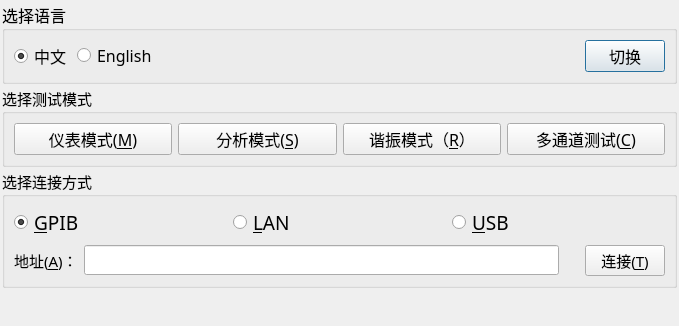
Qt form common/frmSelectConnection.ui (caicaiking/WKEFactoryView2014) before a commit.
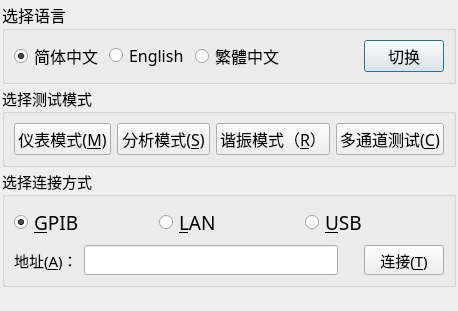
The same form after that commit. Icons and pictures are not drawn.

```diff
--- a/common/frmSelectConnection.ui
+++ b/common/frmSelectConnection.ui
@@ -6,8 +6,8 @@
    <rect>
     <x>0</x>
     <y>0</y>
-    <width>679</width>
-    <height>326</height>
+    <width>458</width>
+    <height>260</height>
    </rect>
   </property>
   <property name="font">
@@ -63,7 +63,7 @@
          </font>
         </property>
         <property name="text">
-         <string>中文</string>
+         <string>简体中文</string>
         </property>
         <property name="checked">
          <bool>true</bool>
@@ -83,6 +83,22 @@
         </property>
        </widget>
       </item>
+      <item>
+       <widget class="QRadioButton" name="rbTwLan">
+        <property name="font">
+         <font>
+          <family>楷体</family>
+          <pointsize>12</pointsize>
+         </font>
+        </property>
+        <property name="text">
+         <string>繁體中文</string>
+        </property>
+        <property name="checked">
+         <bool>false</bool>
+        </property>
+       </widget>
+      </item>
       <item>
        <spacer name="horizontalSpacer">
         <property name="orientation">
```
